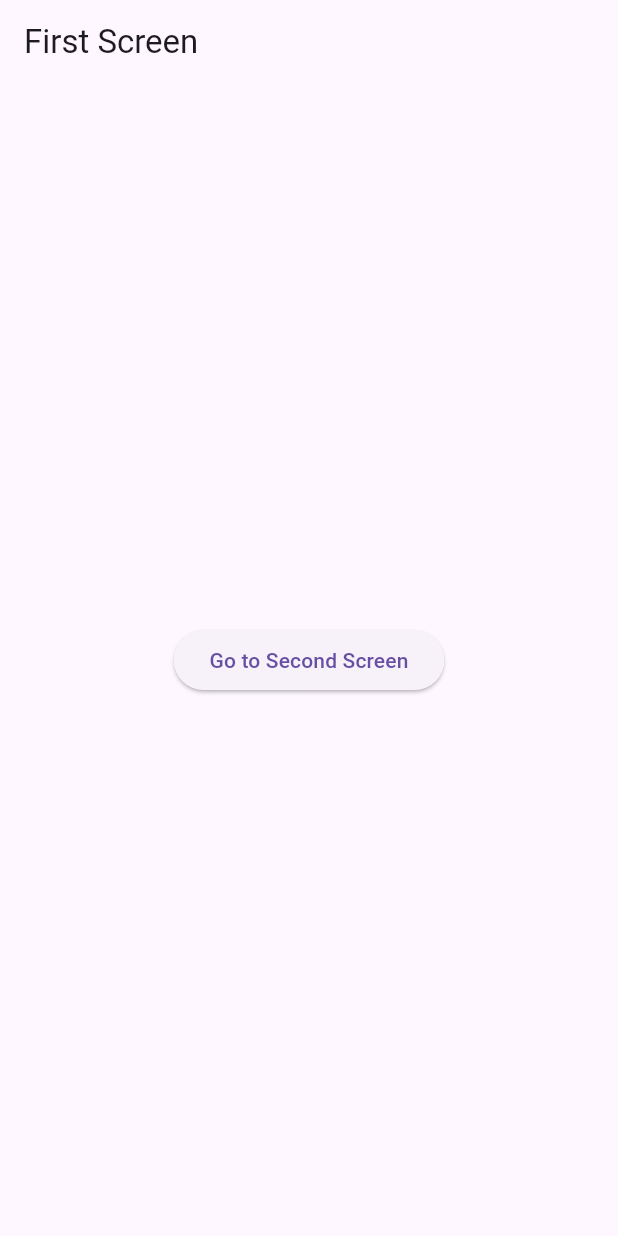
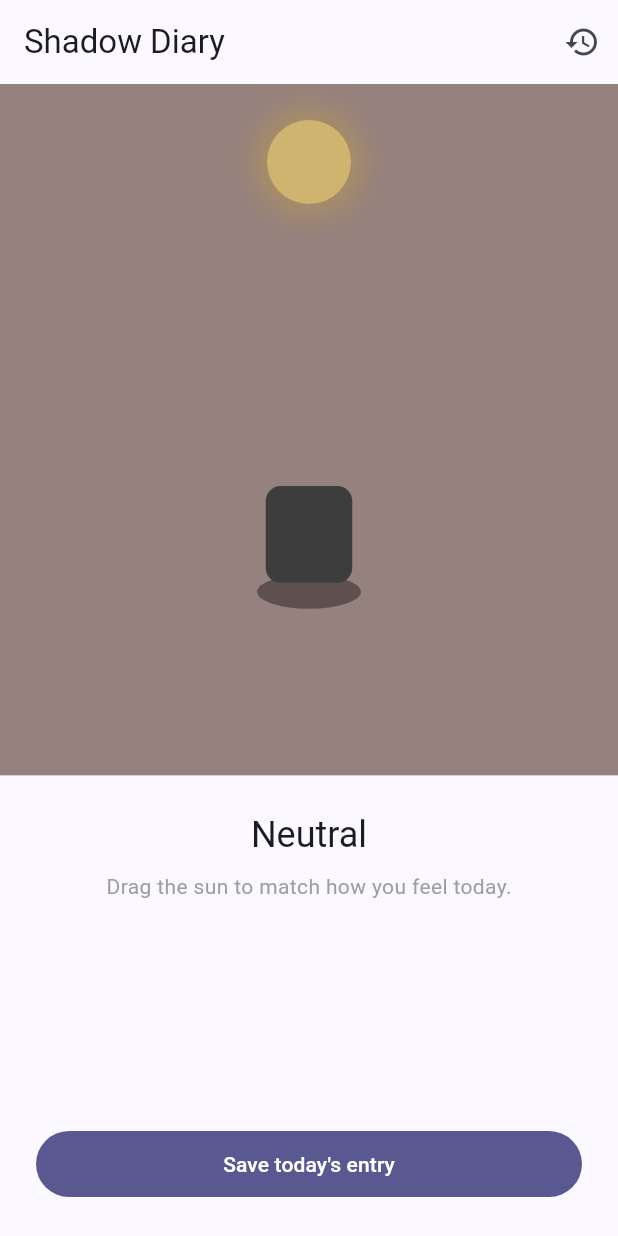
Before and after one commit to AwanalityC/flutter-git-app, a Flutter app: the screen it shows after launch, on a phone screen of 412 x 824 dp. Run offline on Flutter 3.47's test engine with Material 3 defaults, Android fonts, the phone set to English and light mode, and no system bars; our stand-ins replace shared_preferences.

Commit message:
Add save and history features to Shadow Diary

```diff
--- a/lib/home_page.dart
+++ /dev/null
@@ -1,23 +0,0 @@
-import 'package:flutter/material.dart';
-
-class HomePage extends StatelessWidget {
-  const HomePage({Key? key}) : super(key: key);
-
-  @override
-  Widget build(BuildContext context) {
-    return Scaffold(
-      appBar: AppBar(
-        title: const Text('Second Screen'),
-      ),
-      body: Center(
-        child: ElevatedButton(
-          onPressed: () {
-            // Kembali ke Halaman Pertama
-            Navigator.pop(context);
-          },
-          child: const Text('Go back to First Screen'),
-        ),
-      ),
-    );
-  }
-}
--- a/lib/main.dart
+++ b/lib/main.dart
@@ -1,46 +1,25 @@
 import 'package:flutter/material.dart';
-import 'home_page.dart'; // Mengimpor file kedua
+import 'screens/home_screen.dart';
 
+// This is the very first thing that runs when the app starts.
 void main() {
-  runApp(const MyApp());
+  runApp(const ShadowDiaryApp());
 }
 
-class MyApp extends StatelessWidget {
-  const MyApp({Key? key}) : super(key: key);
+class ShadowDiaryApp extends StatelessWidget {
+  const ShadowDiaryApp({super.key});
 
   @override
   Widget build(BuildContext context) {
+    // MaterialApp is the root widget that gives us theming, navigation, etc.
     return MaterialApp(
-      title: 'Navigation App',
+      title: 'Shadow Diary',
+      debugShowCheckedModeBanner: false,
       theme: ThemeData(
-        primarySwatch: Colors.blue,
+        colorSchemeSeed: const Color(0xFF6C63FF),
+        useMaterial3: true,
       ),
-      home: const FirstScreen(),
+      home: const HomeScreen(),
     );
   }
 }
-
-class FirstScreen extends StatelessWidget {
-  const FirstScreen({Key? key}) : super(key: key);
-
-  @override
-  Widget build(BuildContext context) {
-    return Scaffold(
-      appBar: AppBar(
-        title: const Text('First Screen'),
-      ),
-      body: Center(
-        child: ElevatedButton(
-          onPressed: () {
-            // Navigasi ke Halaman Kedua
-            Navigator.push(
-              context,
-              MaterialPageRoute(builder: (context) => const HomePage()),
-            );
-          },
-          child: const Text('Go to Second Screen'),
-        ),
-      ),
-    );
-  }
-}
--- /dev/null
+++ b/lib/models/diary_entry.dart
@@ -0,0 +1,32 @@
+// A simple data class representing one saved mood entry.
+// You'll use this in Phase 4 when you add saving.
+class DiaryEntry {
+  final DateTime date;
+  final double sunPosition; // 0.0 (far left / low mood) to 1.0 (far right / good mood)
+  final String? note;
+
+  DiaryEntry({
+    required this.date,
+    required this.sunPosition,
+    this.note,
+  });
+
+  // Converts this entry into a simple Map so it can be turned into JSON.
+  // You'll need this for Phase 4 (saving with shared_preferences).
+  Map<String, dynamic> toJson() {
+    return {
+      'date': date.toIso8601String(),
+      'sunPosition': sunPosition,
+      'note': note,
+    };
+  }
+
+  // Rebuilds a DiaryEntry from a Map (the reverse of toJson).
+  factory DiaryEntry.fromJson(Map<String, dynamic> json) {
+    return DiaryEntry(
+      date: DateTime.parse(json['date'] as String),
+      sunPosition: (json['sunPosition'] as num).toDouble(),
+      note: json['note'] as String?,
+    );
+  }
+}
--- /dev/null
+++ b/lib/screens/home_screen.dart
@@ -0,0 +1,163 @@
+import 'package:flutter/material.dart';
+import '../widgets/room_scene.dart';
+import '../models/diary_entry.dart';
+import '../services/storage_service.dart';
+import 'history_screen.dart';
+
+class HomeScreen extends StatefulWidget {
+  const HomeScreen({super.key});
+
+  @override
+  State<HomeScreen> createState() => _HomeScreenState();
+}
+
+class _HomeScreenState extends State<HomeScreen> {
+  // This one number drives the entire scene. 0.5 = neutral/centered.
+  // setState() is enough for now — no need for a state management
+  // package yet at this size of app.
+  double sunX = 0.5;
+
+  static const double sunDiameter = 56;
+
+  final StorageService _storage = StorageService();
+  bool _isSaving = false;
+
+  // Turns sunX into a human-readable mood label for feedback.
+  String get moodLabel {
+    if (sunX < 0.25) return 'Heavy day';
+    if (sunX < 0.45) return 'A little low';
+    if (sunX < 0.6) return 'Neutral';
+    if (sunX < 0.8) return 'Pretty good';
+    return 'Bright day';
+  }
+
+  Future<void> _handleSave() async {
+    setState(() => _isSaving = true);
+
+    final entry = DiaryEntry(date: DateTime.now(), sunPosition: sunX);
+    await _storage.saveEntry(entry);
+
+    if (!mounted) return;
+    setState(() => _isSaving = false);
+
+    ScaffoldMessenger.of(context).showSnackBar(
+      const SnackBar(content: Text('Saved ✅')),
+    );
+  }
+
+  @override
+  Widget build(BuildContext context) {
+    return Scaffold(
+      appBar: AppBar(
+        title: const Text('Shadow Diary'),
+        actions: [
+          IconButton(
+            icon: const Icon(Icons.history),
+            tooltip: 'History',
+            onPressed: () {
+              Navigator.push(
+                context,
+                MaterialPageRoute(builder: (context) => const HistoryScreen()),
+              );
+            },
+          ),
+        ],
+      ),
+      body: LayoutBuilder(
+        builder: (context, constraints) {
+          final width = constraints.maxWidth;
+          final sceneHeight = constraints.maxHeight * 0.6;
+
+          return Column(
+            children: [
+              // --- The scene itself ---
+              SizedBox(
+                width: width,
+                height: sceneHeight,
+                child: Stack(
+                  children: [
+                    // The painted room + shadow, redrawn every time sunX changes.
+                    CustomPaint(
+                      size: Size(width, sceneHeight),
+                      painter: RoomScenePainter(sunX: sunX),
+                    ),
+
+                    // The draggable sun.
+                    // We use GestureDetector + Positioned instead of the
+                    // Draggable widget because we just want free horizontal
+                    // movement, not drag-and-drop onto a target.
+                    Positioned(
+                      left: sunX * (width - sunDiameter),
+                      top: 24,
+                      child: GestureDetector(
+                        onHorizontalDragUpdate: (details) {
+                          setState(() {
+                            // Convert the raw pixel movement into a 0.0–1.0
+                            // value, and clamp so the sun can't go offscreen.
+                            final newX = sunX + details.delta.dx / (width - sunDiameter);
+                            sunX = newX.clamp(0.0, 1.0);
+                          });
+                        },
+                        child: Container(
+                          width: sunDiameter,
+                          height: sunDiameter,
+                          decoration: BoxDecoration(
+                            shape: BoxShape.circle,
+                            color: Color.lerp(Colors.indigo.shade200, Colors.amber, sunX),
+                            boxShadow: [
+                              BoxShadow(
+                                color: Colors.amber.withOpacity(sunX * 0.6),
+                                blurRadius: 20,
+                                spreadRadius: 4,
+                              ),
+                            ],
+                          ),
+                        ),
+                      ),
+                    ),
+                  ],
+                ),
+              ),
+
+              const SizedBox(height: 24),
+
+              // --- Feedback text ---
+              Text(
+                moodLabel,
+                style: Theme.of(context).textTheme.headlineSmall,
+              ),
+              const SizedBox(height: 8),
+              const Text(
+                'Drag the sun to match how you feel today.',
+                style: TextStyle(color: Colors.grey),
+              ),
+
+              const Spacer(),
+
+              // --- Save button (placeholder for Phase 4) ---
+              Padding(
+                padding: const EdgeInsets.all(24.0),
+                child: SizedBox(
+                  width: double.infinity,
+                  child: FilledButton(
+                    onPressed: _isSaving ? null : _handleSave,
+                    child: Padding(
+                      padding: const EdgeInsets.all(12.0),
+                      child: _isSaving
+                          ? const SizedBox(
+                              width: 20,
+                              height: 20,
+                              child: CircularProgressIndicator(strokeWidth: 2),
+                            )
+                          : const Text('Save today\'s entry'),
+                    ),
+                  ),
+                ),
+              ),
+            ],
+          );
+        },
+      ),
+    );
+  }
+}
```
Also changed, not shown: lib/screens/history_screen.dart (added, +106 -0 lines), lib/services/storage_service.dart (added, +39 -0 lines), lib/widgets/room_scene.dart (added, +77 -0 lines), pubspec.yaml (+9 -75 lines), flutter_01.png (added), pubspec.lock, 2 other files.
